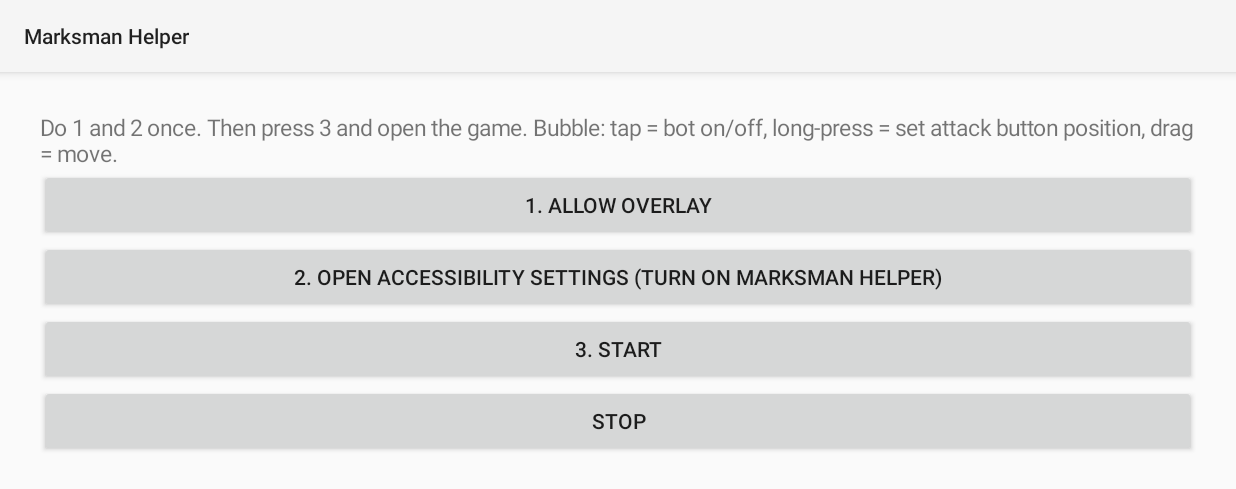
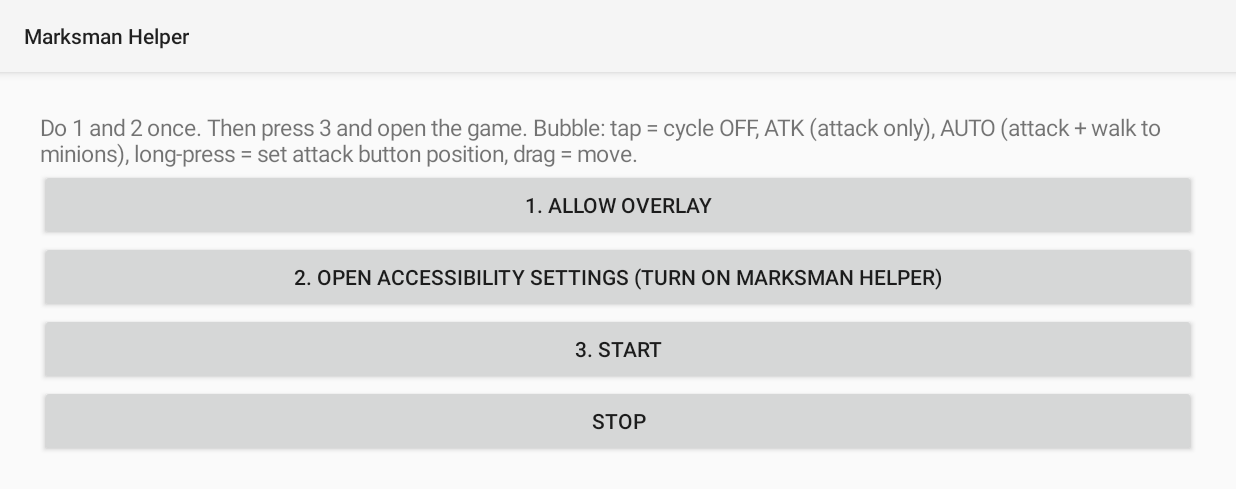
Before and after one commit to traitor-4/marksmanhelper, an Android app: the screen it shows after launch (MainActivity), on a phone screen of 824 x 412 dp (held sideways). Shown: the top 489 px of the screen. Run offline under Robolectric (Android 15) with nearby library versions, the phone set to English and light mode, and no system bars.

Commit message:
Update MainActivity.kt

```diff
--- a/app/src/main/java/app/marksman/MainActivity.kt
+++ b/app/src/main/java/app/marksman/MainActivity.kt
@@ -20,7 +20,7 @@ class MainActivity : Activity() {
         }
         l.addView(TextView(this).apply {
             text = "Do 1 and 2 once. Then press 3 and open the game. " +
-                "Bubble: tap = bot on/off, long-press = set attack button position, drag = move."
+                "Bubble: tap = cycle OFF, ATK (attack only), AUTO (attack + walk to minions), long-press = set attack button position, drag = move."
             textSize = 15f
         })
         btn("1. Allow overlay") {
```
